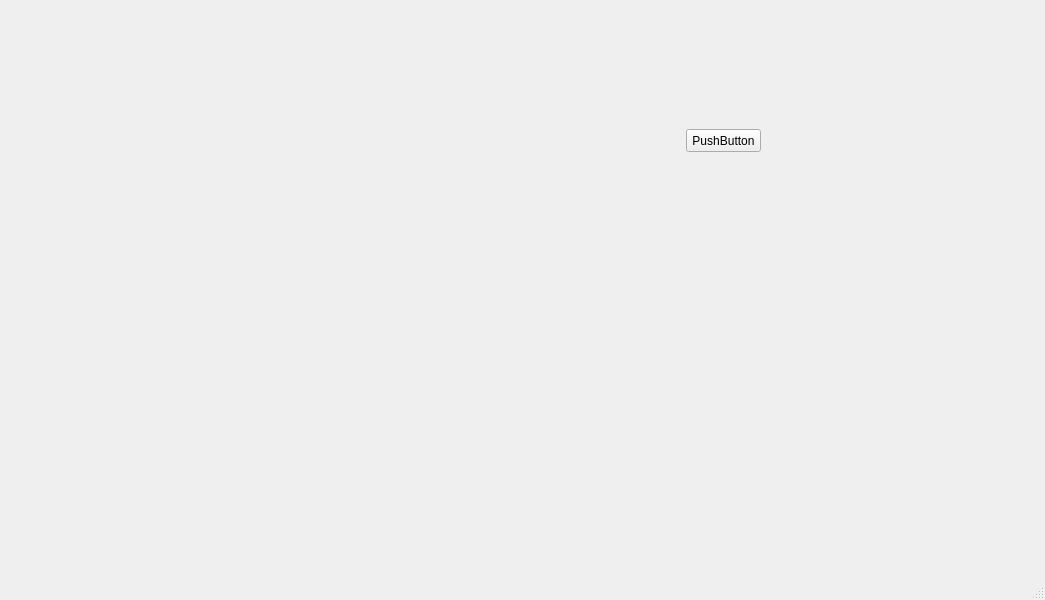
The window that function/ui/MainWindow.ui (yenru0/natural_selection_environment) describes before a commit, drawn with Qt 5.
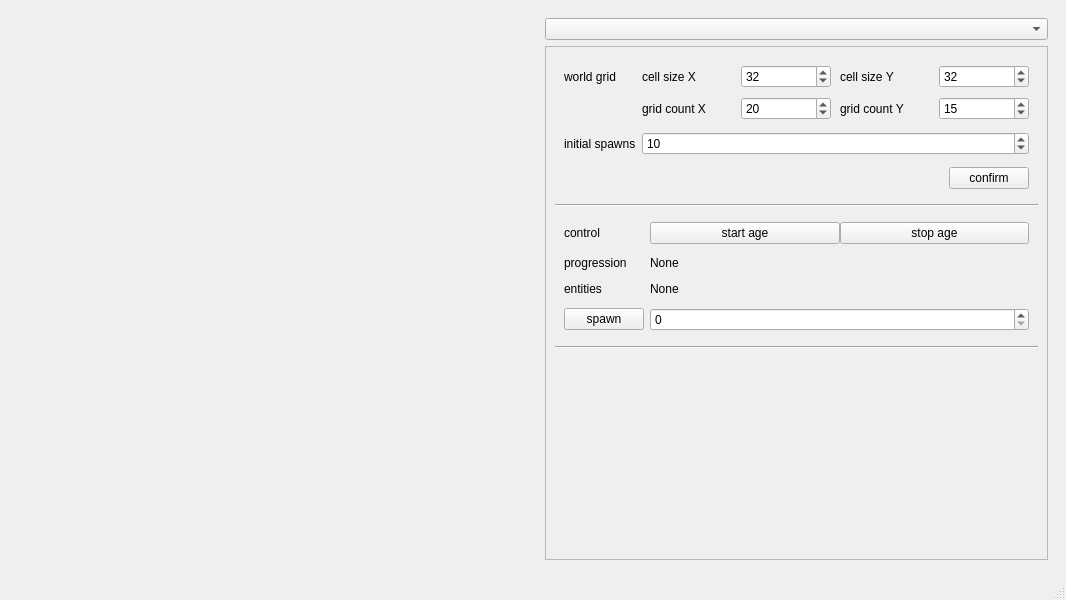
The same window after the commit.

```diff
--- a/function/ui/MainWindow.ui
+++ b/function/ui/MainWindow.ui
@@ -6,7 +6,7 @@
    <rect>
     <x>0</x>
     <y>0</y>
-    <width>1045</width>
+    <width>1066</width>
     <height>600</height>
    </rect>
   </property>
@@ -14,8 +14,8 @@
    <string>MainWindow</string>
   </property>
   <widget class="QWidget" name="centralwidget">
-   <layout class="QHBoxLayout" name="horizontalLayout">
-    <item>
+   <layout class="QGridLayout" name="gridLayout">
+    <item row="0" column="0">
      <widget class="QWidget" name="pygame_container" native="true">
       <property name="minimumSize">
        <size>
@@ -25,21 +25,290 @@
       </property>
      </widget>
     </item>
-    <item>
+    <item row="0" column="1">
      <widget class="QWidget" name="side" native="true">
-      <widget class="QPushButton" name="btn">
-       <property name="geometry">
-        <rect>
-         <x>160</x>
-         <y>120</y>
-         <width>75</width>
-         <height>23</height>
-        </rect>
-       </property>
-       <property name="text">
-        <string>PushButton</string>
-       </property>
-      </widget>
+      <layout class="QVBoxLayout" name="verticalLayout">
+       <item>
+        <widget class="QComboBox" name="comboBox"/>
+       </item>
+       <item>
+        <widget class="QScrollArea" name="scrollArea">
+         <property name="sizePolicy">
+          <sizepolicy hsizetype="Preferred" vsizetype="Minimum">
+           <horstretch>0</horstretch>
+           <verstretch>0</verstretch>
+          </sizepolicy>
+         </property>
+         <property name="sizeAdjustPolicy">
+          <enum>QAbstractScrollArea::AdjustToContentsOnFirstShow</enum>
+         </property>
+         <property name="widgetResizable">
+          <bool>true</bool>
+         </property>
+         <widget class="QWidget" name="scrollAreaWidgetContents">
+          <property name="geometry">
+           <rect>
+            <x>0</x>
+            <y>0</y>
+            <width>501</width>
+            <height>495</height>
+           </rect>
+          </property>
+          <layout class="QVBoxLayout" name="verticalLayout_2">
+           <property name="sizeConstraint">
+            <enum>QLayout::SetMinAndMaxSize</enum>
+           </property>
+           <item>
+            <widget class="QWidget" name="form_w" native="true">
+             <property name="sizePolicy">
+              <sizepolicy hsizetype="Preferred" vsizetype="Maximum">
+               <horstretch>0</horstretch>
+               <verstretch>0</verstretch>
+              </sizepolicy>
+             </property>
+             <layout class="QFormLayout" name="formLayout">
+              <property name="verticalSpacing">
+               <number>12</number>
+              </property>
+              <item row="0" column="0">
+               <widget class="QLabel" name="lbl_wg">
+                <property name="text">
+                 <string>world grid</string>
+                </property>
+               </widget>
+              </item>
+              <item row="0" column="1">
+               <layout class="QGridLayout" name="layout_wg">
+                <property name="spacing">
+                 <number>9</number>
+                </property>
+                <item row="1" column="1">
+                 <widget class="QSpinBox" name="spbox_wg_gcX">
+                  <property name="minimum">
+                   <number>1</number>
+                  </property>
+                  <property name="value">
+                   <number>20</number>
+                  </property>
+                 </widget>
+                </item>
+                <item row="1" column="0">
+                 <widget class="QLabel" name="lbl_wg_gcX">
+                  <property name="text">
+                   <string>grid count X</string>
+                  </property>
+                 </widget>
+                </item>
+                <item row="1" column="3">
+                 <widget class="QSpinBox" name="spbox_wg_gcY">
+                  <property name="minimum">
+                   <number>1</number>
+                  </property>
+                  <property name="value">
+                   <number>15</number>
+                  </property>
+                 </widget>
+                </item>
+                <item row="0" column="0">
+                 <widget class="QLabel" name="lbl_wg_csX">
+                  <property name="text">
+                   <string>cell size X</string>
+                  </property>
+                 </widget>
+                </item>
+                <item row="0" column="1">
+                 <widget class="QSpinBox" name="spbox_wg_csX">
+                  <property name="minimum">
+                   <number>1</number>
+                  </property>
+                  <property name="maximum">
+                   <number>256</number>
+                  </property>
+                  <property name="value">
+                   <number>32</number>
+                  </property>
+                 </widget>
+                </item>
+                <item row="0" column="3">
+                 <widget class="QSpinBox" name="spbox_wg_csY">
+                  <property name="minimum">
+                   <number>1</number>
+                  </property>
+                  <property name="maximum">
+                   <number>256</number>
+                  </property>
+                  <property name="value">
+                   <number>32</number>
+                  </property>
+                 </widget>
+                </item>
+                <item row="0" column="2">
+                 <widget class="QLabel" name="lbl_wg_csY">
+                  <property name="text">
+                   <string>cell size Y</string>
+                  </property>
+                 </widget>
+                </item>
+                <item row="1" column="2">
+                 <widget class="QLabel" name="lbl_wg_gcY">
+                  <property name="text">
+                   <string>grid count Y</string>
+                  </property>
+                 </widget>
+                </item>
+               </layout>
+              </item>
+              <item row="1" column="0">
+               <widget class="QLabel" name="lbl_initspawn">
+                <property name="text">
+                 <string>initial spawns</string>
+                </property>
+               </widget>
+              </item>
+              <item row="1" column="1">
+               <widget class="QSpinBox" name="spbox_initspawn">
+                <property name="maximum">
+                 <number>16384</number>
+                </property>
+                <property name="value">
+                 <number>10</number>
+                </property>
+               </widget>
+              </item>
+              <item row="2" column="1">
+               <layout class="QHBoxLayout" name="layout_w_confirm">
+                <item>
+                 <spacer name="horizontalSpacer">
+                  <property name="orientation">
+                   <enum>Qt::Horizontal</enum>
+                  </property>
+                  <property name="sizeHint" stdset="0">
+                   <size>
+                    <width>40</width>
+                    <height>20</height>
+                   </size>
+                  </property>
+                 </spacer>
+                </item>
+                <item>
+                 <widget class="QPushButton" name="btn_confirm">
+                  <property name="text">
+                   <string>confirm</string>
+                  </property>
+                 </widget>
+                </item>
+               </layout>
+              </item>
+             </layout>
+            </widget>
+           </item>
+           <item>
+            <widget class="Line" name="line">
+             <property name="sizePolicy">
+              <sizepolicy hsizetype="Minimum" vsizetype="Fixed">
+               <horstretch>0</horstretch>
+               <verstretch>0</verstretch>
+              </sizepolicy>
+             </property>
+             <property name="orientation">
+              <enum>Qt::Horizontal</enum>
+             </property>
+            </widget>
+           </item>
+           <item>
+            <widget class="QWidget" name="form_c" native="true">
+             <property name="sizePolicy">
+              <sizepolicy hsizetype="Preferred" vsizetype="Maximum">
+               <horstretch>0</horstretch>
+               <verstretch>0</verstretch>
+              </sizepolicy>
+             </property>
+             <layout class="QFormLayout" name="formLayout_2">
+              <property name="verticalSpacing">
+               <number>12</number>
+              </property>
+              <item row="0" column="0">
+               <widget class="QLabel" name="lbl_world">
+                <property name="text">
+                 <string>control</string>
+                </property>
+               </widget>
+              </item>
+              <item row="0" column="1">
+               <layout class="QHBoxLayout" name="layout_world">
+                <item>
+                 <widget class="QPushButton" name="btn_world_start">
+                  <property name="text">
+                   <string>start age</string>
+                  </property>
+                 </widget>
+                </item>
+                <item>
+                 <widget class="QPushButton" name="btn_world_stop">
+                  <property name="text">
+                   <string>stop age</string>
+                  </property>
+                 </widget>
+                </item>
+               </layout>
+              </item>
+              <item row="1" column="0">
+               <widget class="QLabel" name="lbl_progression">
+                <property name="text">
+                 <string>progression</string>
+                </property>
+               </widget>
+              </item>
+              <item row="1" column="1">
+               <widget class="QLabel" name="view_progression">
+                <property name="text">
+                 <string>None</string>
+                </property>
+               </widget>
+              </item>
+              <item row="2" column="0">
+               <widget class="QLabel" name="lbl_entities">
+                <property name="text">
+                 <string>entities</string>
+                </property>
+               </widget>
+              </item>
+              <item row="2" column="1">
+               <widget class="QLabel" name="view_entities">
+                <property name="text">
+                 <string>None</string>
+                </property>
+               </widget>
+              </item>
+              <item row="3" column="0">
+               <widget class="QPushButton" name="btn_spawn">
+                <property name="text">
+                 <string>spawn</string>
+                </property>
+               </widget>
+              </item>
+              <item row="3" column="1">
+               <layout class="QHBoxLayout" name="layout_spawn">
+                <item>
+                 <widget class="QSpinBox" name="spbox_spawn_count"/>
+                </item>
+               </layout>
+              </item>
+             </layout>
+            </widget>
+           </item>
+           <item>
+            <widget class="Line" name="line_2">
+             <property name="orientation">
+              <enum>Qt::Horizontal</enum>
+             </property>
+            </widget>
+           </item>
+          </layout>
+         </widget>
+        </widget>
+       </item>
+      </layout>
      </widget>
     </item>
    </layout>
```
Left out of the diff: 2 changed lines with no effect on the pictures.
